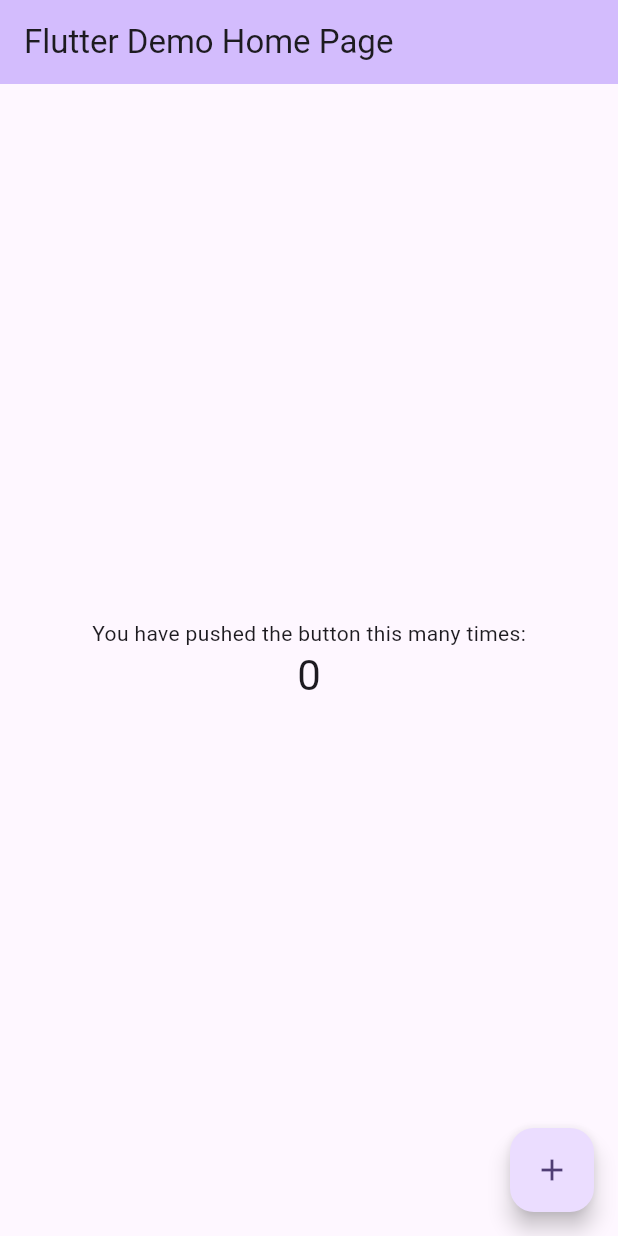
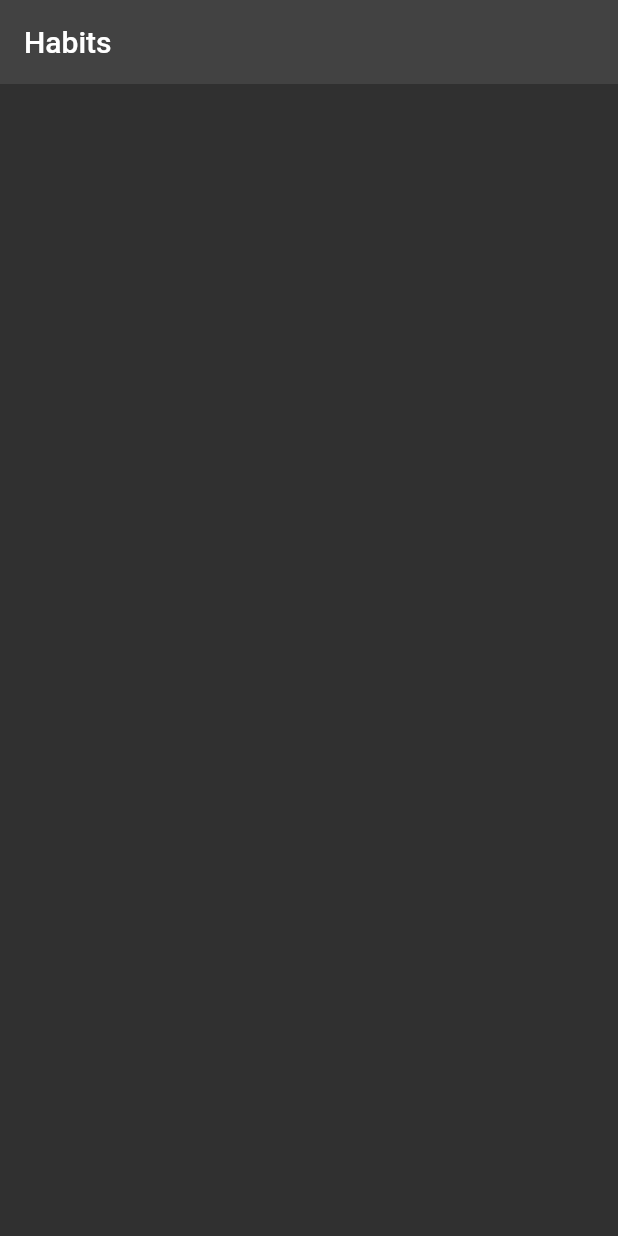
Before and after one commit to H11TM4N/habit_tracker_app, a Flutter app: the screen it shows after launch, on a phone screen of 412 x 824 dp. Run offline on Flutter 3.47's test engine with Material 2 defaults, Android fonts, the phone set to English and light mode, and no system bars.

Commit message:
Habit tracker app

```diff
--- /dev/null
+++ b/lib/home_page.dart
@@ -0,0 +1,14 @@
+import 'package:flutter/material.dart';
+
+class HomePage extends StatelessWidget {
+  const HomePage({super.key});
+
+  @override
+  Widget build(BuildContext context) {
+    return Scaffold(
+      appBar: AppBar(
+        title: const Text('Habits'),
+      ),
+    );
+  }
+}
--- a/lib/main.dart
+++ b/lib/main.dart
@@ -1,4 +1,6 @@
 import 'package:flutter/material.dart';
+
+import 'home_page.dart';
 
 void main() {
   runApp(const MyApp());
@@ -6,120 +8,15 @@ void main() {
 
 class MyApp extends StatelessWidget {
   const MyApp({super.key});
-
-  // This widget is the root of your application.
   @override
   Widget build(BuildContext context) {
     return MaterialApp(
-      title: 'Flutter Demo',
-      theme: ThemeData(
-        // This is the theme of your application.
-        //
-        // TRY THIS: Try running your application with "flutter run". You'll see
-        // the application has a blue toolbar. Then, without quitting the app,
-        // try changing the seedColor in the colorScheme below to Colors.green
-        // and then invoke "hot reload" (save your changes or press the "hot
-        // reload" button in a Flutter-supported IDE, or press "r" if you used
-        // the command line to start the app).
-        //
-        // Notice that the counter didn't reset back to zero; the application
-        // state is not lost during the reload. To reset the state, use hot
-        // restart instead.
-        //
-        // This works for code too, not just values: Most code changes can be
-        // tested with just a hot reload.
-        colorScheme: ColorScheme.fromSeed(seedColor: Colors.deepPurple),
+      debugShowCheckedModeBanner: false,
+      title: 'Habit Tracker App',
+      theme: ThemeData.dark().copyWith(
         useMaterial3: true,
       ),
-      home: const MyHomePage(title: 'Flutter Demo Home Page'),
+      home: const HomePage(),
     );
   }
 }
-
-class MyHomePage extends StatefulWidget {
-  const MyHomePage({super.key, required this.title});
-
-  // This widget is the home page of your application. It is stateful, meaning
-  // that it has a State object (defined below) that contains fields that affect
-  // how it looks.
-
-  // This class is the configuration for the state. It holds the values (in this
-  // case the title) provided by the parent (in this case the App widget) and
-  // used by the build method of the State. Fields in a Widget subclass are
-  // always marked "final".
-
-  final String title;
-
-  @override
-  State<MyHomePage> createState() => _MyHomePageState();
-}
-
-class _MyHomePageState extends State<MyHomePage> {
-  int _counter = 0;
-
-  void _incrementCounter() {
-    setState(() {
-      // This call to setState tells the Flutter framework that something has
-      // changed in this State, which causes it to rerun the build method below
-      // so that the display can reflect the updated values. If we changed
-      // _counter without calling setState(), then the build method would not be
-      // called again, and so nothing would appear to happen.
-      _counter++;
-    });
-  }
-
-  @override
-  Widget build(BuildContext context) {
-    // This method is rerun every time setState is called, for instance as done
-    // by the _incrementCounter method above.
-    //
-    // The Flutter framework has been optimized to make rerunning build methods
-    // fast, so that you can just rebuild anything that needs updating rather
-    // than having to individually change instances of widgets.
-    return Scaffold(
-      appBar: AppBar(
-        // TRY THIS: Try changing the color here to a specific color (to
-        // Colors.amber, perhaps?) and trigger a hot reload to see the AppBar
-        // change color while the other colors stay the same.
-        backgroundColor: Theme.of(context).colorScheme.inversePrimary,
-        // Here we take the value from the MyHomePage object that was created by
-        // the App.build method, and use it to set our appbar title.
-        title: Text(widget.title),
-      ),
-      body: Center(
-        // Center is a layout widget. It takes a single child and positions it
-        // in the middle of the parent.
-        child: Column(
-          // Column is also a layout widget. It takes a list of children and
-          // arranges them vertically. By default, it sizes itself to fit its
-          // children horizontally, and tries to be as tall as its parent.
-          //
-          // Column has various properties to control how it sizes itself and
-          // how it positions its children. Here we use mainAxisAlignment to
-          // center the children vertically; the main axis here is the vertical
-          // axis because Columns are vertical (the cross axis would be
-          // horizontal).
-          //
-          // TRY THIS: Invoke "debug painting" (choose the "Toggle Debug Paint"
-          // action in the IDE, or press "p" in the console), to see the
-          // wireframe for each widget.
-          mainAxisAlignment: MainAxisAlignment.center,
-          children: <Widget>[
-            const Text(
-              'You have pushed the button this many times:',
-            ),
-            Text(
-              '$_counter',
-              style: Theme.of(context).textTheme.headlineMedium,
-            ),
-          ],
-        ),
-      ),
-      floatingActionButton: FloatingActionButton(
-        onPressed: _incrementCounter,
-        tooltip: 'Increment',
-        child: const Icon(Icons.add),
-      ), // This trailing comma makes auto-formatting nicer for build methods.
-    );
-  }
-}
```
